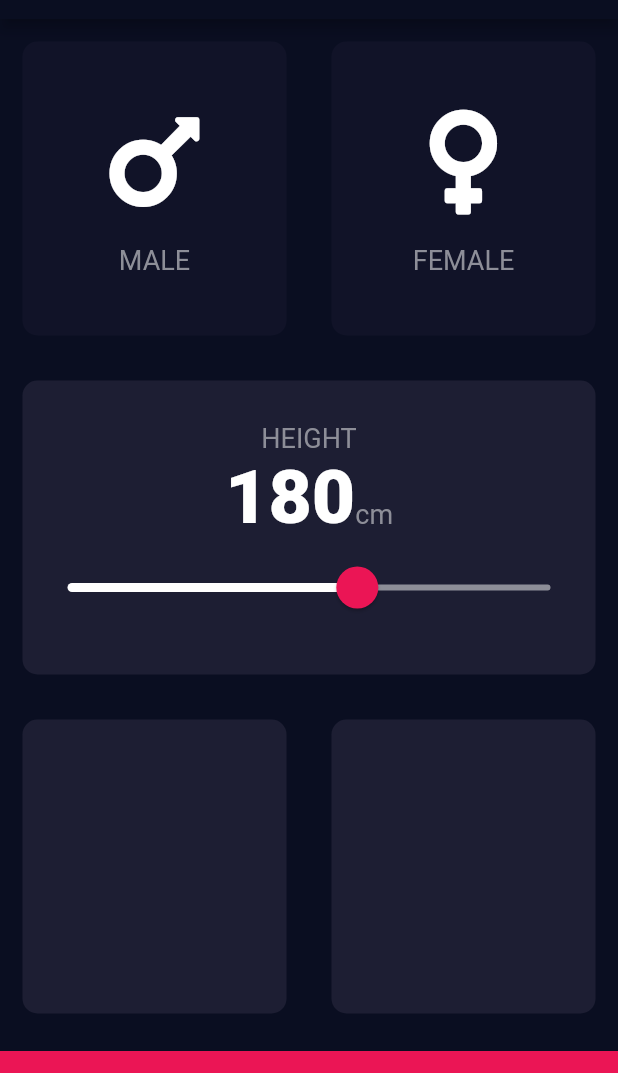
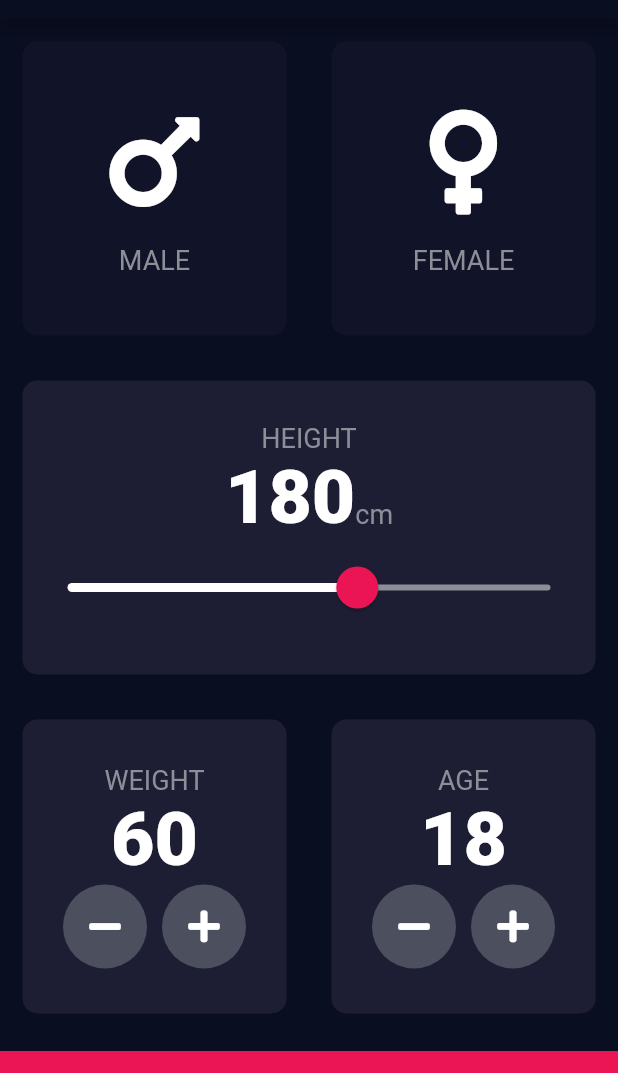
Before and after one commit to raushan606/BMI-Flutter, a Flutter app: the screen it shows after launch, on a phone screen of 412 x 824 dp, the part 65-1138 px from its top. Run offline on Flutter 3.47's test engine with Material 2 defaults, Android fonts, the phone set to English and light mode, and no system bars; our stand-ins replace font_awesome_flutter.

Commit message:
weight and age

```diff
--- a/lib/input_page.dart
+++ b/lib/input_page.dart
@@ -17,6 +17,8 @@ class InputPage extends StatefulWidget {
 class _InputPageState extends State<InputPage> {
   Gender selectedGender;
   int height = 180;
+  int weight = 60;
+  int age = 18;
 
   @override
   Widget build(BuildContext context) {
@@ -122,11 +124,79 @@ class _InputPageState extends State<InputPage> {
                 Expanded(
                   child: ReusableCard(
                     colour: kActiveCardColour,
+                    cardChild: Column(
+                      mainAxisAlignment: MainAxisAlignment.center,
+                      children: <Widget>[
+                        Text(
+                          'WEIGHT',
+                          style: kLabelTextStyle,
+                        ),
+                        Text(
+                          weight.toString(),
+                          style: kNumberTextStyle,
+                        ),
+                        Row(
+                          mainAxisAlignment: MainAxisAlignment.center,
+                          children: <Widget>[
+                            RoundIconButton(
+                                icon: FontAwesomeIcons.minus,
+                                onPressed: () {
+                                  setState(() {
+                                    weight--;
+                                  });
+                                }),
+                            SizedBox(width: 10.0),
+                            RoundIconButton(
+                              icon: FontAwesomeIcons.plus,
+                              onPressed: () {
+                                setState(() {
+                                  weight++;
+                                });
+                              },
+                            ),
+                          ],
+                        ),
+                      ],
+                    ),
                   ),
                 ),
                 Expanded(
                   child: ReusableCard(
                     colour: kActiveCardColour,
+                    cardChild: Column(
+                      mainAxisAlignment: MainAxisAlignment.center,
+                      children: <Widget>[
+                        Text(
+                          'AGE',
+                          style: kLabelTextStyle,
+                        ),
+                        Text(
+                          age.toString(),
+                          style: kNumberTextStyle,
+                        ),
+                        Row(
+                          mainAxisAlignment: MainAxisAlignment.center,
+                          children: <Widget>[
+                            RoundIconButton(
+                                icon: FontAwesomeIcons.minus,
+                                onPressed: () {
+                                  setState(() {
+                                    age--;
+                                  });
+                                }),
+                            SizedBox(width: 10.0),
+                            RoundIconButton(
+                              icon: FontAwesomeIcons.plus,
+                              onPressed: () {
+                                setState(() {
+                                  age++;
+                                });
+                              },
+                            ),
+                          ],
+                        ),
+                      ],
+                    ),
                   ),
                 ),
               ],
@@ -143,3 +213,23 @@ class _InputPageState extends State<InputPage> {
     );
   }
 }
+
+class RoundIconButton extends StatelessWidget {
+  RoundIconButton({@required this.icon, @required this.onPressed});
+  final IconData icon;
+  final Function onPressed;
+  @override
+  Widget build(BuildContext context) {
+    return RawMaterialButton(
+      child: Icon(icon),
+      onPressed: onPressed,
+      elevation: 0.0,
+      constraints: BoxConstraints.tightFor(
+        width: 56.0,
+        height: 56.0,
+      ),
+      shape: CircleBorder(),
+      fillColor: Color(0xFF4C4F5E),
+    );
+  }
+}
```
